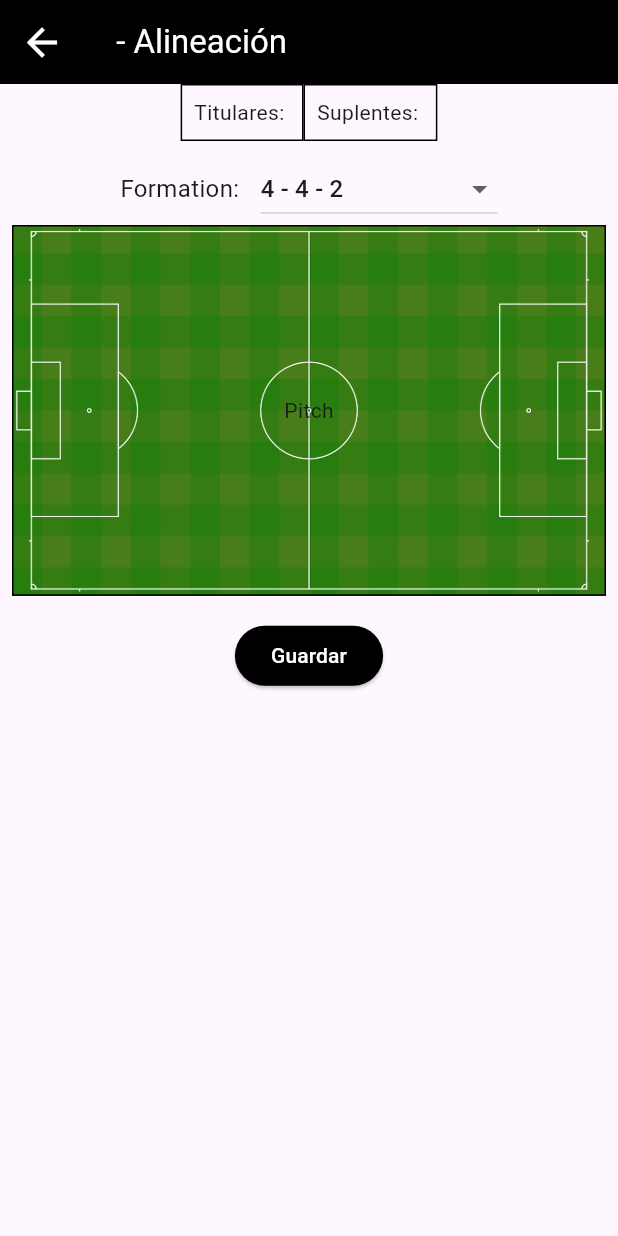
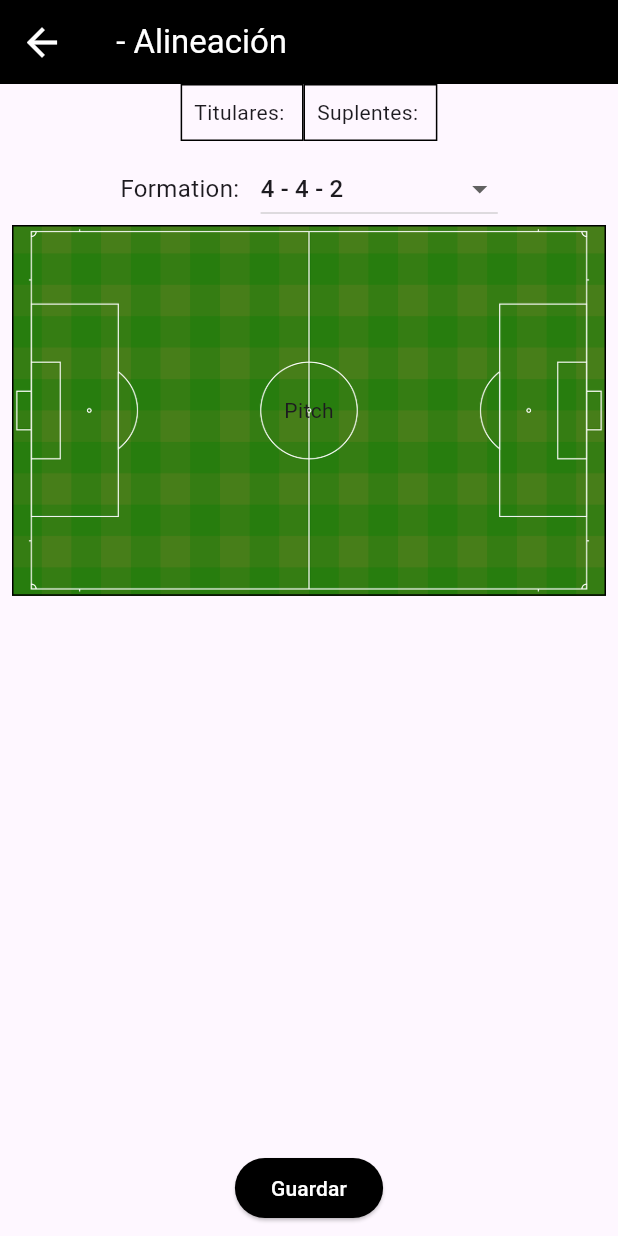
Before and after one commit to danieltelo95/soccer_fields, a Flutter app: the TacticsPanel screen opened directly with empty values, on a phone screen of 412 x 824 dp. Run offline on Flutter 3.47's test engine with Material 3 defaults, Android fonts, the phone set to English and light mode, and no system bars.

Commit message:
move button to the bottom

```diff
--- a/app/lib/tactics_panel.dart
+++ b/app/lib/tactics_panel.dart
@@ -65,7 +65,7 @@ class _TacticsPanelState extends State<TacticsPanel> {
                   )
                 ],
               )),
-          // const Expanded(child: SizedBox()),
+          const Expanded(child: SizedBox()),
           Padding(
             padding: const EdgeInsets.all(8),
             child: ElevatedButton(
```
